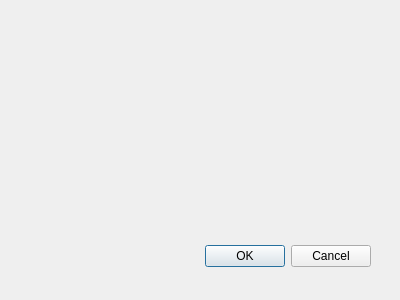
Above: Toefl-Speaking-Recorder/dialogaudiosettings.ui from fffaraz/Toefl-Speaking-Recorder before the change. Below: the same form after it.
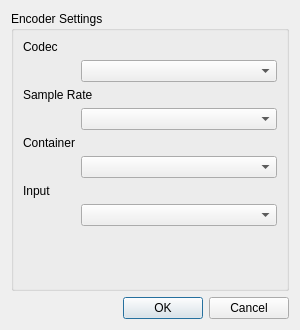
That is the form after the change.

The edit to the form file:
```diff
--- a/Toefl-Speaking-Recorder/dialogaudiosettings.ui
+++ b/Toefl-Speaking-Recorder/dialogaudiosettings.ui
@@ -6,29 +6,74 @@
    <rect>
     <x>0</x>
     <y>0</y>
-    <width>400</width>
-    <height>300</height>
+    <width>300</width>
+    <height>330</height>
    </rect>
   </property>
   <property name="windowTitle">
    <string>Audio Settings</string>
   </property>
-  <widget class="QDialogButtonBox" name="buttonBox">
-   <property name="geometry">
-    <rect>
-     <x>30</x>
-     <y>240</y>
-     <width>341</width>
-     <height>32</height>
-    </rect>
-   </property>
-   <property name="orientation">
-    <enum>Qt::Horizontal</enum>
-   </property>
-   <property name="standardButtons">
-    <set>QDialogButtonBox::Cancel|QDialogButtonBox::Ok</set>
-   </property>
-  </widget>
+  <layout class="QVBoxLayout" name="verticalLayout">
+   <item>
+    <widget class="QGroupBox" name="groupBox">
+     <property name="title">
+      <string>Encoder Settings</string>
+     </property>
+     <layout class="QFormLayout" name="formLayout">
+      <item row="0" column="0">
+       <widget class="QLabel" name="label">
+        <property name="text">
+         <string>Codec</string>
+        </property>
+       </widget>
+      </item>
+      <item row="1" column="1">
+       <widget class="QComboBox" name="cmbCodec"/>
+      </item>
+      <item row="2" column="0" colspan="2">
+       <widget class="QLabel" name="label_2">
+        <property name="text">
+         <string>Sample Rate</string>
+        </property>
+       </widget>
+      </item>
+      <item row="3" column="1">
+       <widget class="QComboBox" name="cmbSampleRates"/>
+      </item>
+      <item row="4" column="0">
+       <widget class="QLabel" name="label_3">
+        <property name="text">
+         <string>Container</string>
+        </property>
+       </widget>
+      </item>
+      <item row="5" column="1">
+       <widget class="QComboBox" name="cmbContainers"/>
+      </item>
+      <item row="6" column="0">
+       <widget class="QLabel" name="label_4">
+        <property name="text">
+         <string>Input</string>
+        </property>
+       </widget>
+      </item>
+      <item row="7" column="1">
+       <widget class="QComboBox" name="cmbInputs"/>
+      </item>
+     </layout>
+    </widget>
+   </item>
+   <item>
+    <widget class="QDialogButtonBox" name="buttonBox">
+     <property name="orientation">
+      <enum>Qt::Horizontal</enum>
+     </property>
+     <property name="standardButtons">
+      <set>QDialogButtonBox::Cancel|QDialogButtonBox::Ok</set>
+     </property>
+    </widget>
+   </item>
+  </layout>
  </widget>
  <resources/>
  <connections>
```
